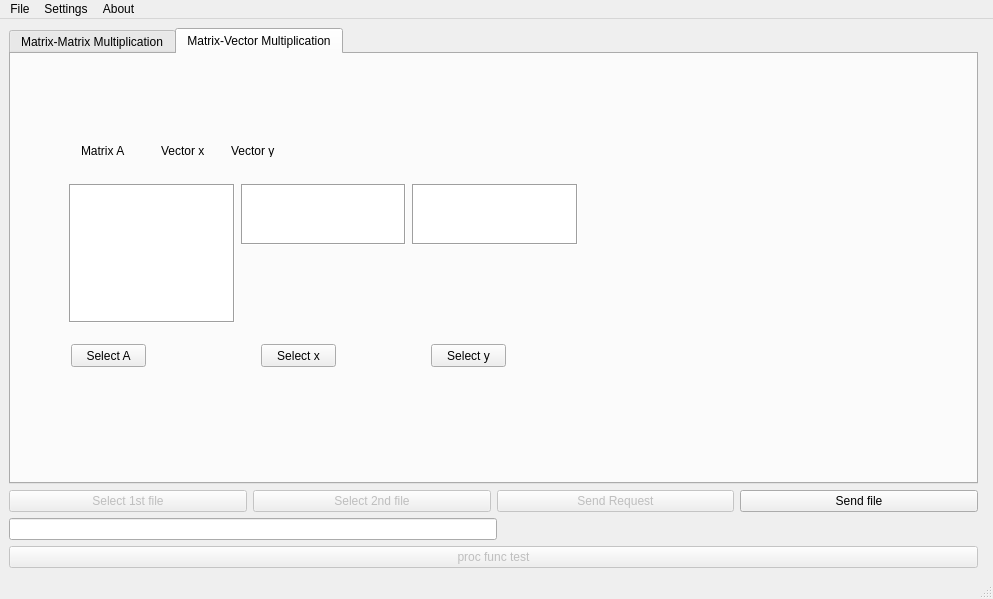
Before: the Qt Designer form mainwindow.ui in fumycat/raw, drawn with Qt 5.
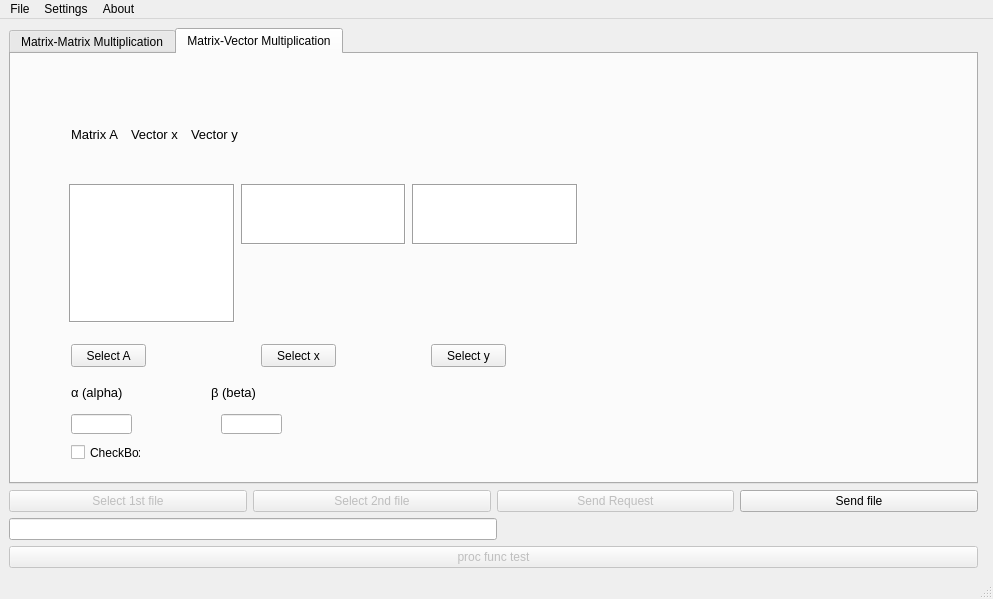
After: the same form once the commit is applied. The open tabs and pages were chosen to show the change. Icons and pictures are not drawn.

```diff
--- a/mainwindow.ui
+++ b/mainwindow.ui
@@ -322,12 +322,17 @@
        <widget class="QLabel" name="label_tab2_A">
         <property name="geometry">
          <rect>
-          <x>70</x>
-          <y>90</y>
+          <x>60</x>
+          <y>70</y>
           <width>47</width>
-          <height>13</height>
+          <height>21</height>
          </rect>
         </property>
+        <property name="font">
+         <font>
+          <pointsize>10</pointsize>
+         </font>
+        </property>
         <property name="text">
          <string>Matrix A</string>
         </property>
@@ -335,12 +340,17 @@
        <widget class="QLabel" name="label_tab2_x">
         <property name="geometry">
          <rect>
-          <x>150</x>
-          <y>90</y>
+          <x>120</x>
+          <y>70</y>
           <width>47</width>
-          <height>13</height>
+          <height>21</height>
          </rect>
         </property>
+        <property name="font">
+         <font>
+          <pointsize>10</pointsize>
+         </font>
+        </property>
         <property name="text">
          <string>Vector x</string>
         </property>
@@ -348,12 +358,17 @@
        <widget class="QLabel" name="label_tab2_y">
         <property name="geometry">
          <rect>
-          <x>220</x>
-          <y>90</y>
+          <x>180</x>
+          <y>70</y>
           <width>47</width>
-          <height>13</height>
+          <height>21</height>
          </rect>
         </property>
+        <property name="font">
+         <font>
+          <pointsize>10</pointsize>
+         </font>
+        </property>
         <property name="text">
          <string>Vector y</string>
         </property>
@@ -487,6 +502,75 @@
          <string>Select y</string>
         </property>
        </widget>
+       <widget class="QLabel" name="label_tab2_alpha">
+        <property name="geometry">
+         <rect>
+          <x>60</x>
+          <y>330</y>
+          <width>61</width>
+          <height>16</height>
+         </rect>
+        </property>
+        <property name="font">
+         <font>
+          <pointsize>10</pointsize>
+         </font>
+        </property>
+        <property name="text">
+         <string>α (alpha)</string>
+        </property>
+       </widget>
+       <widget class="QLineEdit" name="lineEdit_tab2_alpha">
+        <property name="geometry">
+         <rect>
+          <x>60</x>
+          <y>360</y>
+          <width>61</width>
+          <height>20</height>
+         </rect>
+        </property>
+       </widget>
+       <widget class="QLabel" name="label_tab2_beta">
+        <property name="geometry">
+         <rect>
+          <x>200</x>
+          <y>330</y>
+          <width>47</width>
+          <height>16</height>
+         </rect>
+        </property>
+        <property name="font">
+         <font>
+          <pointsize>10</pointsize>
+         </font>
+        </property>
+        <property name="text">
+         <string>β (beta)</string>
+        </property>
+       </widget>
+       <widget class="QLineEdit" name="lineEdit_tab2_beta">
+        <property name="geometry">
+         <rect>
+          <x>210</x>
+          <y>360</y>
+          <width>61</width>
+          <height>20</height>
+         </rect>
+        </property>
+       </widget>
+       <widget class="QCheckBox" name="checkBox_tab2">
+        <property name="geometry">
+         <rect>
+          <x>60</x>
+          <y>390</y>
+          <width>70</width>
+          <height>17</height>
+         </rect>
+        </property>
+        <property name="text">
+         <string>CheckBox</string>
+        </property>
+       </widget>
       </widget>
      </widget>
     </item>
```
Left out of the diff: 105 changed lines with no effect on the pictures.
